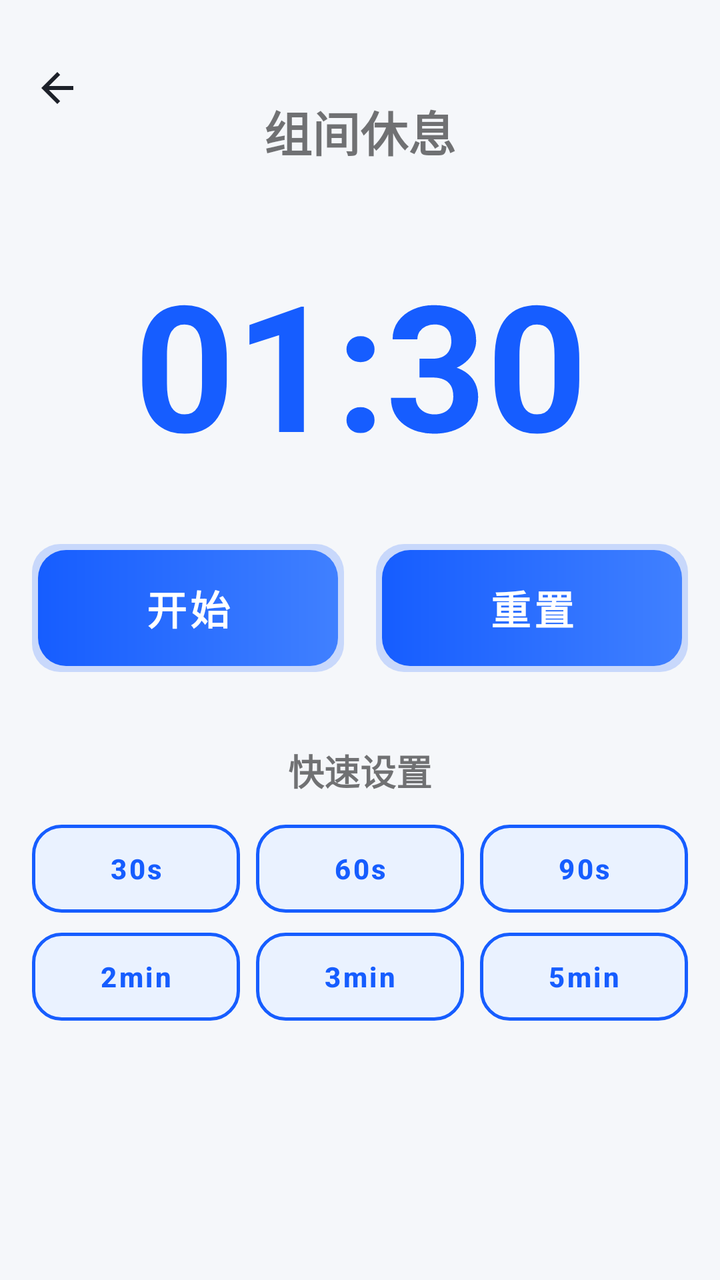
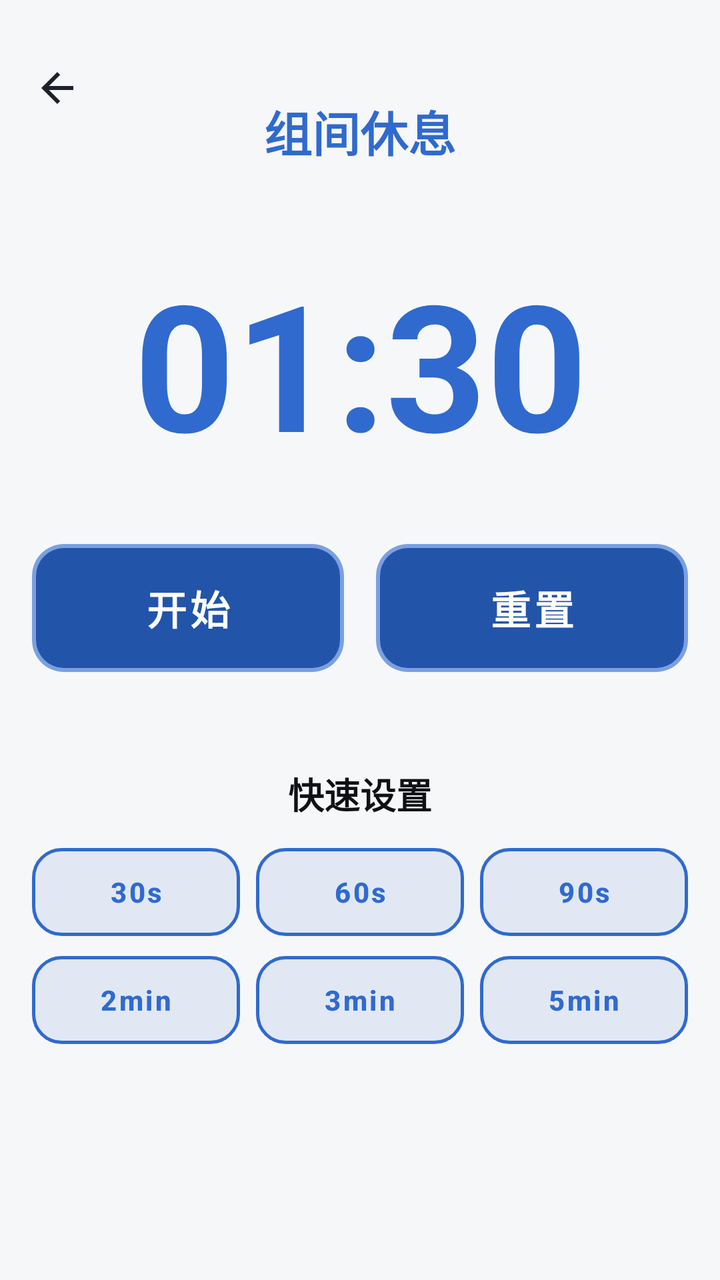

Screens rendered from an Android XML layout before and after an edit, with the pre-edit source and the edit as a unified diff.
<!-- AndroidManifest.xml: application theme Theme.BrawnCatalog -->
<!-- res/layout/activity_timer.xml -->
<?xml version="1.0" encoding="utf-8"?>
<androidx.constraintlayout.widget.ConstraintLayout
    xmlns:android="http://schemas.android.com/apk/res/android"
    xmlns:app="http://schemas.android.com/apk/res-auto"
    android:layout_width="match_parent"
    android:layout_height="match_parent"
    android:padding="16dp">

    <ImageButton
        android:id="@+id/buttonBack"
        android:layout_width="40dp"
        android:layout_height="40dp"
        android:layout_marginStart="-8dp"
        android:layout_marginTop="8dp"
        android:background="?attr/selectableItemBackgroundBorderless"
        android:contentDescription="返回"
        android:src="@drawable/ic_back_arrow"
        app:layout_constraintStart_toStartOf="parent"
        app:layout_constraintTop_toTopOf="parent" />

    <TextView
        android:id="@+id/textViewTimerTitle"
        android:layout_width="wrap_content"
        android:layout_height="wrap_content"
        android:layout_marginTop="32dp"
        android:text="组间休息"
        android:textSize="24sp"
        android:textStyle="bold"
        app:layout_constraintEnd_toEndOf="parent"
        app:layout_constraintStart_toStartOf="parent"
        app:layout_constraintTop_toTopOf="parent" />

    
    <TextView
        android:id="@+id/textViewTimer"
        android:layout_width="wrap_content"
        android:layout_height="wrap_content"
        android:layout_marginTop="40dp"
        android:gravity="center"
        android:maxLines="1"
        android:singleLine="true"
        android:text="01:30"
        android:textColor="@color/bc_primary"
        android:textSize="88sp"
        android:textStyle="bold"
        app:layout_constraintEnd_toEndOf="parent"
        app:layout_constraintStart_toStartOf="parent"
        app:layout_constraintTop_toBottomOf="@+id/textViewTimerTitle" />

    
    <LinearLayout
        android:id="@+id/layoutTimerButtons"
        android:layout_width="0dp"
        android:layout_height="wrap_content"
        android:layout_marginTop="32dp"
        android:gravity="center"
        android:orientation="horizontal"
        app:layout_constraintEnd_toEndOf="parent"
        app:layout_constraintStart_toStartOf="parent"
        app:layout_constraintTop_toBottomOf="@+id/textViewTimer">

        <com.google.android.material.button.MaterialButton
            android:id="@+id/buttonStartTimer"
            android:layout_width="0dp"
            android:layout_height="64dp"
            android:layout_marginEnd="16dp"
            android:layout_weight="1"
            android:text="开始"
            android:textSize="20sp"
            android:textStyle="bold" />

        <com.google.android.material.button.MaterialButton
            android:id="@+id/buttonResetTimer"
            android:layout_width="0dp"
            android:layout_height="64dp"
            android:layout_weight="1"
            android:text="重置"
            android:textSize="20sp"
            android:textStyle="bold" />

    </LinearLayout>

    <TextView
        android:id="@+id/textViewQuickSet"
        android:layout_width="wrap_content"
        android:layout_height="wrap_content"
        android:layout_marginTop="36dp"
        android:text="快速设置"
        android:textSize="18sp"
        android:textStyle="bold"
        app:layout_constraintEnd_toEndOf="parent"
        app:layout_constraintStart_toStartOf="parent"
        app:layout_constraintTop_toBottomOf="@+id/layoutTimerButtons" />

    
    <LinearLayout
        android:id="@+id/layoutQuickSet"
        android:layout_width="0dp"
        android:layout_height="wrap_content"
        android:layout_marginTop="14dp"
        android:gravity="center"
        android:orientation="horizontal"
        app:layout_constraintEnd_toEndOf="parent"
        app:layout_constraintStart_toStartOf="parent"
        app:layout_constraintTop_toBottomOf="@+id/textViewQuickSet">

        <com.google.android.material.button.MaterialButton
            android:id="@+id/buttonSet30s"
            android:layout_width="0dp"
            android:layout_height="44dp"
            android:layout_marginEnd="8dp"
            android:layout_weight="1"
            android:background="@drawable/bg_timer_quickset"
            android:insetTop="0dp"
            android:insetBottom="0dp"
            android:text="30s"
            android:textAllCaps="false"
            android:textColor="@color/bc_primary"
            android:textSize="14sp"
            android:textStyle="bold" />

        <com.google.android.material.button.MaterialButton
            android:id="@+id/buttonSet60s"
            android:layout_width="0dp"
            android:layout_height="44dp"
            android:layout_marginEnd="8dp"
            android:layout_weight="1"
            android:background="@drawable/bg_timer_quickset"
            android:insetTop="0dp"
            android:insetBottom="0dp"
            android:text="60s"
            android:textAllCaps="false"
            android:textColor="@color/bc_primary"
            android:textSize="14sp"
            android:textStyle="bold" />

        <com.google.android.material.button.MaterialButton
            android:id="@+id/buttonSet90s"
            android:layout_width="0dp"
            android:layout_height="44dp"
            android:layout_weight="1"
            android:background="@drawable/bg_timer_quickset"
            android:insetTop="0dp"
            android:insetBottom="0dp"
            android:text="90s"
            android:textAllCaps="false"
            android:textColor="@color/bc_primary"
            android:textSize="14sp"
            android:textStyle="bold" />

    </LinearLayout>

    
    <LinearLayout
        android:id="@+id/layoutQuickSet2"
        android:layout_width="0dp"
        android:layout_height="wrap_content"
        android:layout_marginTop="10dp"
        android:gravity="center"
        android:orientation="horizontal"
        app:layout_constraintEnd_toEndOf="parent"
        app:layout_constraintStart_toStartOf="parent"
        app:layout_constraintTop_toBottomOf="@+id/layoutQuickSet">

        <com.google.android.material.button.MaterialButton
            android:id="@+id/buttonSet2min"
            android:layout_width="0dp"
            android:layout_height="44dp"
            android:layout_marginEnd="8dp"
            android:layout_weight="1"
            android:background="@drawable/bg_timer_quickset"
            android:insetTop="0dp"
            android:insetBottom="0dp"
            android:text="2min"
            android:textAllCaps="false"
            android:textColor="@color/bc_primary"
            android:textSize="14sp"
            android:textStyle="bold" />

        <com.google.android.material.button.MaterialButton
            android:id="@+id/buttonSet3min"
            android:layout_width="0dp"
            android:layout_height="44dp"
            android:layout_marginEnd="8dp"
            android:layout_weight="1"
            android:background="@drawable/bg_timer_quickset"
            android:insetTop="0dp"
            android:insetBottom="0dp"
            android:text="3min"
            android:textAllCaps="false"
            android:textColor="@color/bc_primary"
            android:textSize="14sp"
            android:textStyle="bold" />

        <com.google.android.material.button.MaterialButton
            android:id="@+id/buttonSet5min"
            android:layout_width="0dp"
            android:layout_height="44dp"
            android:layout_weight="1"
            android:background="@drawable/bg_timer_quickset"
            android:insetTop="0dp"
            android:insetBottom="0dp"
            android:text="5min"
            android:textAllCaps="false"
            android:textColor="@color/bc_primary"
            android:textSize="14sp"
            android:textStyle="bold" />

    </LinearLayout>

</androidx.constraintlayout.widget.ConstraintLayout>
<!-- resources referenced by this layout -->
<resources>
  <color name="bc_primary">#FF165DFF</color>
  <!-- drawable bg_timer_quickset (drawable) -->
  <?xml version="1.0" encoding="utf-8"?>
  <shape xmlns:android="http://schemas.android.com/apk/res/android"
      android:shape="rectangle">
      <solid android:color="@color/bc_primary_pale" />
      <stroke
          android:width="1.5dp"
          android:color="@color/bc_primary" />
      <corners android:radius="14dp" />
  </shape>
  <style name="Theme.BrawnCatalog" parent="Theme.MaterialComponents.DayNight.NoActionBar">
          <item name="colorPrimary">@color/bc_primary</item>
          <item name="colorPrimaryVariant">@color/bc_primary_dark</item>
          <item name="colorOnPrimary">@color/bc_on_primary</item>
          <item name="colorSecondary">@color/bc_accent</item>
          <item name="colorSecondaryVariant">@color/bc_accent_dark</item>
          <item name="colorOnSecondary">@color/bc_on_accent</item>
  
          
          <item name="android:textColorPrimary">@color/bc_text_primary</item>
          <item name="android:textColorSecondary">@color/bc_text_secondary</item>
  
          
          <item name="android:windowBackground">@color/window_background</item>
          <item name="android:statusBarColor">@color/window_background</item>
          <item name="android:navigationBarColor">@color/window_background</item>
  
          
          <item name="materialCardViewStyle">@style/Widget.BrawnCatalog.Card</item>
  
          
          <item name="materialButtonStyle">@style/Widget.BrawnCatalog.Button.Primary</item>
  
          
          <item name="textInputStyle">@style/Widget.BrawnCatalog.TextInputLayout</item>
  
          
          <item name="alertDialogTheme">@style/ThemeOverlay.BrawnCatalog.Dialog.Alert</item>
          <item name="android:alertDialogTheme">@style/ThemeOverlay.BrawnCatalog.Dialog.Alert</item>
          <item name="materialAlertDialogTheme">@style/ThemeOverlay.BrawnCatalog.Dialog.Alert</item>
  
          
          <item name="android:activityOpenEnterAnimation">@anim/slide_in_right</item>
          <item name="android:activityOpenExitAnimation">@anim/slide_out_left</item>
          <item name="android:activityCloseEnterAnimation">@anim/slide_in_left</item>
          <item name="android:activityCloseExitAnimation">@anim/slide_out_right</item>
      </style>
  <color name="bc_primary_pale">#FFEAF2FF</color>
  <color name="bc_primary_dark">#FF0E42D2</color>
  <color name="bc_on_primary">#FFFFFFFF</color>
  <color name="bc_accent">#FFFF7043</color>
  <color name="bc_accent_dark">#FFE64A19</color>
  <color name="bc_on_accent">#FFFFFFFF</color>
  <color name="bc_text_primary">#FF1D2129</color>
  <color name="bc_text_secondary">#FF86909C</color>
  <color name="window_background">#FFF5F7FA</color>
  <style name="Widget.BrawnCatalog.Card" parent="Widget.MaterialComponents.CardView">
          <item name="cardBackgroundColor">@color/card_background</item>
          <item name="cardCornerRadius">16dp</item>
          <item name="cardElevation">4dp</item>
          <item name="strokeWidth">0dp</item>
      </style>
  <style name="Widget.BrawnCatalog.Button.Primary" parent="Widget.MaterialComponents.Button">
          <item name="android:background">@drawable/bg_button_primary</item>
          <item name="android:minHeight">48dp</item>
          <item name="android:textColor">@color/bc_on_primary</item>
          <item name="android:textSize">15sp</item>
          <item name="android:textStyle">bold</item>
          <item name="android:stateListAnimator">@animator/button_press_scale</item>
          <item name="rippleColor">#33FFFFFF</item>
          <item name="cornerRadius">14dp</item>
          <item name="backgroundTint">@null</item>
      </style>
  <style name="Widget.BrawnCatalog.TextInputLayout" parent="Widget.MaterialComponents.TextInputLayout.OutlinedBox">
          <item name="boxBackgroundColor">@color/bc_input_bg</item>
          <item name="boxStrokeWidth">1dp</item>
          <item name="boxStrokeWidthFocused">1dp</item>
          <item name="boxStrokeColor">@color/bc_input_stroke</item>
          <item name="boxCornerRadiusTopStart">12dp</item>
          <item name="boxCornerRadiusTopEnd">12dp</item>
          <item name="boxCornerRadiusBottomStart">12dp</item>
          <item name="boxCornerRadiusBottomEnd">12dp</item>
          <item name="hintTextColor">@color/bc_input_stroke</item>
      </style>
  <style name="ThemeOverlay.BrawnCatalog.Dialog.Alert" parent="ThemeOverlay.MaterialComponents.MaterialAlertDialog">
          <item name="android:windowBackground">@drawable/bg_dialog_alert</item>
          <item name="android:windowMinWidthMajor">85%</item>
          <item name="android:windowMinWidthMinor">85%</item>
          <item name="android:backgroundDimAmount">0.4</item>
          <item name="colorPrimary">@color/bc_primary</item>
          <item name="colorPrimaryVariant">@color/bc_primary_dark</item>
          <item name="colorOnPrimary">@color/bc_on_primary</item>
          <item name="colorAccent">@color/bc_primary</item>
          <item name="colorControlActivated">@color/bc_primary</item>
          <item name="android:textColorPrimary">@color/bc_text_primary</item>
          <item name="android:textColorSecondary">@color/bc_text_secondary</item>
          <item name="materialButtonStyle">@style/Widget.BrawnCatalog.Button.Primary</item>
      </style>
  <color name="card_background">#FFFFFFFF</color>
  <!-- drawable bg_button_primary (drawable) -->
  <?xml version="1.0" encoding="utf-8"?>
  <ripple xmlns:android="http://schemas.android.com/apk/res/android"
      android:color="#33FFFFFF">
  
      <item>
          <layer-list>
              
              <item>
                  <shape android:shape="rectangle">
                      <solid android:color="@color/bc_glow" />
                      <corners android:radius="14dp" />
                      <padding
                          android:bottom="3dp"
                          android:left="3dp"
                          android:right="3dp"
                          android:top="3dp" />
                  </shape>
              </item>
              
              <item>
                  <shape android:shape="rectangle">
                      <gradient
                          android:angle="0"
                          android:endColor="@color/bc_gradient_end"
                          android:startColor="@color/bc_gradient_start" />
                      <corners android:radius="14dp" />
                  </shape>
              </item>
          </layer-list>
      </item>
  </ripple>
  <color name="bc_input_bg">#FFFFFFFF</color>
  <!-- drawable bg_dialog_alert (drawable) -->
  <?xml version="1.0" encoding="utf-8"?>
  <shape xmlns:android="http://schemas.android.com/apk/res/android"
      android:shape="rectangle">
      <solid android:color="@color/card_background" />
      <corners android:radius="20dp" />
  </shape>
  <color name="bc_glow">#33165DFF</color>
  <color name="bc_gradient_end">#FF4080FF</color>
  <color name="bc_gradient_start">#FF165DFF</color>
  <!-- unchanged entries left out for length: 1 -->
</resources>

<!-- the commit's change to res/layout/activity_timer.xml (unified diff, before → after) -->
@@ -24,6 +24,7 @@
         android:layout_height="wrap_content"
         android:layout_marginTop="32dp"
         android:text="组间休息"
+        android:textColor="?attr/bcPrimary"
         android:textSize="24sp"
         android:textStyle="bold"
         app:layout_constraintEnd_toEndOf="parent"
@@ -40,7 +41,7 @@
         android:maxLines="1"
         android:singleLine="true"
         android:text="01:30"
-        android:textColor="@color/bc_primary"
+        android:textColor="?attr/bcPrimary"
         android:textSize="88sp"
         android:textStyle="bold"
         app:layout_constraintEnd_toEndOf="parent"
@@ -80,17 +81,31 @@
 
     </LinearLayout>
 
+    
+    <TextView
+        android:id="@+id/textViewTimerHint"
+        android:layout_width="wrap_content"
+        android:layout_height="wrap_content"
+        android:layout_marginTop="10dp"
+        android:text="计时在后台继续，可下拉通知栏查看"
+        android:textColor="?attr/bcTextSecondary"
+        android:textSize="12sp"
+        android:visibility="invisible"
+        app:layout_constraintEnd_toEndOf="parent"
+        app:layout_constraintStart_toStartOf="parent"
+        app:layout_constraintTop_toBottomOf="@+id/layoutTimerButtons" />
+
     <TextView
         android:id="@+id/textViewQuickSet"
         android:layout_width="wrap_content"
         android:layout_height="wrap_content"
-        android:layout_marginTop="36dp"
+        android:layout_marginTop="20dp"
         android:text="快速设置"
         android:textSize="18sp"
         android:textStyle="bold"
         app:layout_constraintEnd_toEndOf="parent"
         app:layout_constraintStart_toStartOf="parent"
-        app:layout_constraintTop_toBottomOf="@+id/layoutTimerButtons" />
+        app:layout_constraintTop_toBottomOf="@+id/textViewTimerHint" />
 
     
     <LinearLayout
@@ -115,7 +130,7 @@
             android:insetBottom="0dp"
             android:text="30s"
             android:textAllCaps="false"
-            android:textColor="@color/bc_primary"
+            android:textColor="?attr/bcPrimary"
             android:textSize="14sp"
             android:textStyle="bold" />
 
@@ -130,7 +145,7 @@
             android:insetBottom="0dp"
             android:text="60s"
             android:textAllCaps="false"
-            android:textColor="@color/bc_primary"
+            android:textColor="?attr/bcPrimary"
             android:textSize="14sp"
             android:textStyle="bold" />
 
@@ -144,7 +159,7 @@
             android:insetBottom="0dp"
             android:text="90s"
             android:textAllCaps="false"
-            android:textColor="@color/bc_primary"
+            android:textColor="?attr/bcPrimary"
             android:textSize="14sp"
             android:textStyle="bold" />
 
@@ -173,7 +188,7 @@
             android:insetBottom="0dp"
             android:text="2min"
             android:textAllCaps="false"
-            android:textColor="@color/bc_primary"
+            android:textColor="?attr/bcPrimary"
             android:textSize="14sp"
             android:textStyle="bold" />
 
@@ -188,7 +203,7 @@
             android:insetBottom="0dp"
             android:text="3min"
             android:textAllCaps="false"
-            android:textColor="@color/bc_primary"
+            android:textColor="?attr/bcPrimary"
             android:textSize="14sp"
             android:textStyle="bold" />
 
@@ -202,10 +217,63 @@
             android:insetBottom="0dp"
             android:text="5min"
             android:textAllCaps="false"
-            android:textColor="@color/bc_primary"
-            android:textSize="14sp"
-            android:textStyle="bold" />
-
+            android:textColor="?attr/bcPrimary"
+            android:textSize="14sp"
+            android:textStyle="bold" />
+
+    </LinearLayout>
+
+    
+    <LinearLayout
+        android:id="@+id/layoutBatteryHint"
+        android:layout_width="0dp"
+        android:layout_height="wrap_content"
+        android:layout_marginTop="20dp"
+        android:background="?attr/bcPrimaryPale"
+        android:orientation="vertical"
+        android:padding="12dp"
+        android:visibility="gone"
+        app:layout_constraintEnd_toEndOf="parent"
+        app:layout_constraintStart_toStartOf="parent"
+        app:layout_constraintTop_toBottomOf="@+id/layoutQuickSet2">
+
+        <TextView
+            android:layout_width="match_parent"
+            android:layout_height="wrap_content"
+            android:text="训练时手机常常锁屏，系统可能会清理后台进程，导致倒计时中断或收不到提醒。"
+            android:textColor="?attr/bcTextPrimary"
+            android:textSize="13sp" />
+
+        <LinearLayout
+            android:layout_width="match_parent"
+            android:layout_height="wrap_content"
+            android:layout_marginTop="6dp"
+            android:gravity="end"
+            android:orientation="horizontal">
+
+            <com.google.android.material.button.MaterialButton
+                android:id="@+id/buttonBatteryDismiss"
+                style="@style/Widget.MaterialComponents.Button.TextButton"
+                android:layout_width="wrap_content"
+                android:layout_height="wrap_content"
+                android:minHeight="40dp"
+                android:text="知道了"
+                android:textAllCaps="false"
+                android:textColor="?attr/bcTextSecondary"
+                android:textSize="13sp" />
+
+            <com.google.android.material.button.MaterialButton
+                android:id="@+id/buttonBatterySettings"
+                style="@style/Widget.MaterialComponents.Button.TextButton"
+                android:layout_width="wrap_content"
+                android:layout_height="wrap_content"
+                android:layout_marginStart="4dp"
+                android:minHeight="40dp"
+                android:text="去设置"
+                android:textAllCaps="false"
+                android:textColor="?attr/bcPrimary"
+                android:textSize="13sp" />
+        </LinearLayout>
     </LinearLayout>
 
 </androidx.constraintlayout.widget.ConstraintLayout>
<!-- resource entries referenced after the edit -->
@@ -1,64 +1,104 @@
 <!-- resources referenced by this layout -->
 <resources>
-  <color name="bc_primary">#FF165DFF</color>
   <!-- drawable bg_timer_quickset (drawable) -->
   <?xml version="1.0" encoding="utf-8"?>
   <shape xmlns:android="http://schemas.android.com/apk/res/android"
       android:shape="rectangle">
-      <solid android:color="@color/bc_primary_pale" />
+      <solid android:color="?attr/bcPrimaryPale" />
       <stroke
           android:width="1.5dp"
-          android:color="@color/bc_primary" />
+          android:color="?attr/bcPrimary" />
       <corners android:radius="14dp" />
   </shape>
-  <style name="Theme.BrawnCatalog" parent="Theme.MaterialComponents.DayNight.NoActionBar">
-          <item name="colorPrimary">@color/bc_primary</item>
-          <item name="colorPrimaryVariant">@color/bc_primary_dark</item>
-          <item name="colorOnPrimary">@color/bc_on_primary</item>
-          <item name="colorSecondary">@color/bc_accent</item>
-          <item name="colorSecondaryVariant">@color/bc_accent_dark</item>
-          <item name="colorOnSecondary">@color/bc_on_accent</item>
+  <style name="Theme.BrawnCatalog" parent="Theme.MaterialComponents.NoActionBar">
+          <item name="colorPrimary">@color/th_blue_primary</item>
+          <item name="colorPrimaryVariant">@color/th_blue_primary_dark</item>
+          <item name="colorOnPrimary">@color/th_blue_on_primary</item>
+          <item name="colorSecondary">@color/th_blue_accent</item>
+          <item name="colorSecondaryVariant">@color/th_blue_accent_dark</item>
+          <item name="colorOnSecondary">@color/th_blue_on_accent</item>
+          <item name="android:textColorPrimary">@color/th_blue_text_primary</item>
+          <item name="android:textColorSecondary">@color/th_blue_text_secondary</item>
+          <item name="bcPrimary">@color/th_blue_primary</item>
+          <item name="bcPrimaryDark">@color/th_blue_primary_dark</item>
+          <item name="bcPrimaryLight">@color/th_blue_primary_light</item>
+          <item name="bcPrimaryPale">@color/th_blue_primary_pale</item>
+          <item name="bcOnPrimary">@color/th_blue_on_primary</item>
+          <item name="bcAccent">@color/th_blue_accent</item>
+          <item name="bcAccentDark">@color/th_blue_accent_dark</item>
+          <item name="bcOnAccent">@color/th_blue_on_accent</item>
+          <item name="bcWindowBg">@color/th_blue_window_bg</item>
+          <item name="bcCardBg">@color/th_blue_card_bg</item>
+          <item name="bcHeaderBg">@color/th_blue_header_bg</item>
+          <item name="bcHomePageBg">@color/th_blue_home_page_bg</item>
+          <item name="bcTextPrimary">@color/th_blue_text_primary</item>
+          <item name="bcTextSecondary">@color/th_blue_text_secondary</item>
+          <item name="bcTextDisabled">@color/th_blue_text_disabled</item>
+          <item name="bcBorder">@color/th_blue_border</item>
+          <item name="bcBorderFocus">@color/th_blue_border_focus</item>
+          <item name="bcInputBg">@color/th_blue_input_bg</item>
+          <item name="bcInputStroke">@color/th_blue_input_stroke</item>
+          <item name="bcGradientStart">@color/th_blue_gradient_start</item>
+          <item name="bcGradientEnd">@color/th_blue_gradient_end</item>
+          <item name="bcGlow">@color/th_blue_glow</item>
+          <item name="bcRipple">@color/th_blue_ripple</item>
   
           
-          <item name="android:textColorPrimary">@color/bc_text_primary</item>
-          <item name="android:textColorSecondary">@color/bc_text_secondary</item>
+          <item name="bcStatusOk">@color/bc_status_ok</item>
+          <item name="bcStatusWarn">@color/bc_status_warn</item>
+          <item name="bcStatusLow">@color/bc_status_low</item>
   
           
-          <item name="android:windowBackground">@color/window_background</item>
-          <item name="android:statusBarColor">@color/window_background</item>
-          <item name="android:navigationBarColor">@color/window_background</item>
-  
-          
+          <item name="android:textColor">?attr/bcTextPrimary</item>
+          <item name="android:textColorHint">?attr/bcInputStroke</item>
+          <item name="colorSurface">?attr/bcCardBg</item>
+          <item name="colorSurfaceVariant">?attr/bcCardBg</item>
+          <item name="colorOnSurface">?attr/bcTextPrimary</item>
+          <item name="colorOnSurfaceVariant">?attr/bcTextSecondary</item>
+          <item name="colorOnBackground">?attr/bcTextPrimary</item>
+          <item name="android:windowBackground">@color/th_blue_window_bg</item>
+          <item name="android:statusBarColor">@color/th_blue_header_bg</item>
+          <item name="android:navigationBarColor">@color/th_blue_window_bg</item>
+          <item name="android:windowLightStatusBar">true</item>
           <item name="materialCardViewStyle">@style/Widget.BrawnCatalog.Card</item>
-  
-          
           <item name="materialButtonStyle">@style/Widget.BrawnCatalog.Button.Primary</item>
-  
-          
           <item name="textInputStyle">@style/Widget.BrawnCatalog.TextInputLayout</item>
-  
-          
           <item name="alertDialogTheme">@style/ThemeOverlay.BrawnCatalog.Dialog.Alert</item>
           <item name="android:alertDialogTheme">@style/ThemeOverlay.BrawnCatalog.Dialog.Alert</item>
           <item name="materialAlertDialogTheme">@style/ThemeOverlay.BrawnCatalog.Dialog.Alert</item>
-  
-          
           <item name="android:activityOpenEnterAnimation">@anim/slide_in_right</item>
           <item name="android:activityOpenExitAnimation">@anim/slide_out_left</item>
           <item name="android:activityCloseEnterAnimation">@anim/slide_in_left</item>
           <item name="android:activityCloseExitAnimation">@anim/slide_out_right</item>
       </style>
-  <color name="bc_primary_pale">#FFEAF2FF</color>
-  <color name="bc_primary_dark">#FF0E42D2</color>
-  <color name="bc_on_primary">#FFFFFFFF</color>
-  <color name="bc_accent">#FFFF7043</color>
-  <color name="bc_accent_dark">#FFE64A19</color>
-  <color name="bc_on_accent">#FFFFFFFF</color>
-  <color name="bc_text_primary">#FF1D2129</color>
-  <color name="bc_text_secondary">#FF86909C</color>
-  <color name="window_background">#FFF5F7FA</color>
+  <color name="th_blue_primary">#306ACF</color>
+  <color name="th_blue_primary_dark">#2254AA</color>
+  <color name="th_blue_on_primary">#FFFFFF</color>
+  <color name="th_blue_accent">#5845D3</color>
+  <color name="th_blue_accent_dark">#3F2CBA</color>
+  <color name="th_blue_on_accent">#FFFFFF</color>
+  <color name="th_blue_text_primary">#0F1115</color>
+  <color name="th_blue_text_secondary">#425C8A</color>
+  <color name="th_blue_primary_light">#7BA0E0</color>
+  <color name="th_blue_primary_pale">#E1E8F4</color>
+  <color name="th_blue_window_bg">#F6F7F9</color>
+  <color name="th_blue_card_bg">#E7EBF4</color>
+  <color name="th_blue_header_bg">#CBD7EB</color>
+  <color name="th_blue_home_page_bg">#F4F6F8</color>
+  <color name="th_blue_text_disabled">#9AA0A6</color>
+  <color name="th_blue_border">#D7DEEA</color>
+  <color name="th_blue_border_focus">#306ACF</color>
+  <color name="th_blue_input_bg">#FFFFFF</color>
+  <color name="th_blue_input_stroke">#C1C9D7</color>
+  <color name="th_blue_gradient_start">#306ACF</color>
+  <color name="th_blue_gradient_end">#7BA0E0</color>
+  <color name="th_blue_glow">#40306ACF</color>
+  <color name="th_blue_ripple">#33306ACF</color>
+  <color name="bc_status_ok">#FF2F9E6B</color>
+  <color name="bc_status_warn">#FFC8811F</color>
+  <color name="bc_status_low">#FFD0473F</color>
   <style name="Widget.BrawnCatalog.Card" parent="Widget.MaterialComponents.CardView">
-          <item name="cardBackgroundColor">@color/card_background</item>
+          <item name="cardBackgroundColor">?attr/bcCardBg</item>
           <item name="cardCornerRadius">16dp</item>
           <item name="cardElevation">4dp</item>
           <item name="strokeWidth">0dp</item>
@@ -66,7 +106,7 @@
   <style name="Widget.BrawnCatalog.Button.Primary" parent="Widget.MaterialComponents.Button">
           <item name="android:background">@drawable/bg_button_primary</item>
           <item name="android:minHeight">48dp</item>
-          <item name="android:textColor">@color/bc_on_primary</item>
+          <item name="android:textColor">?attr/bcOnPrimary</item>
           <item name="android:textSize">15sp</item>
           <item name="android:textStyle">bold</item>
           <item name="android:stateListAnimator">@animator/button_press_scale</item>
@@ -75,31 +115,33 @@
           <item name="backgroundTint">@null</item>
       </style>
   <style name="Widget.BrawnCatalog.TextInputLayout" parent="Widget.MaterialComponents.TextInputLayout.OutlinedBox">
-          <item name="boxBackgroundColor">@color/bc_input_bg</item>
+          <item name="boxBackgroundColor">?attr/bcInputBg</item>
           <item name="boxStrokeWidth">1dp</item>
           <item name="boxStrokeWidthFocused">1dp</item>
-          <item name="boxStrokeColor">@color/bc_input_stroke</item>
+          <item name="boxStrokeColor">?attr/bcInputStroke</item>
           <item name="boxCornerRadiusTopStart">12dp</item>
           <item name="boxCornerRadiusTopEnd">12dp</item>
           <item name="boxCornerRadiusBottomStart">12dp</item>
           <item name="boxCornerRadiusBottomEnd">12dp</item>
-          <item name="hintTextColor">@color/bc_input_stroke</item>
+          <item name="hintTextColor">?attr/bcInputStroke</item>
       </style>
   <style name="ThemeOverlay.BrawnCatalog.Dialog.Alert" parent="ThemeOverlay.MaterialComponents.MaterialAlertDialog">
           <item name="android:windowBackground">@drawable/bg_dialog_alert</item>
           <item name="android:windowMinWidthMajor">85%</item>
           <item name="android:windowMinWidthMinor">85%</item>
           <item name="android:backgroundDimAmount">0.4</item>
-          <item name="colorPrimary">@color/bc_primary</item>
-          <item name="colorPrimaryVariant">@color/bc_primary_dark</item>
-          <item name="colorOnPrimary">@color/bc_on_primary</item>
-          <item name="colorAccent">@color/bc_primary</item>
-          <item name="colorControlActivated">@color/bc_primary</item>
-          <item name="android:textColorPrimary">@color/bc_text_primary</item>
-          <item name="android:textColorSecondary">@color/bc_text_secondary</item>
+          <item name="colorPrimary">?attr/bcPrimary</item>
+          <item name="colorPrimaryVariant">?attr/bcPrimaryDark</item>
+          <item name="colorOnPrimary">?attr/bcOnPrimary</item>
+          <item name="colorAccent">?attr/bcPrimary</item>
+          <item name="colorControlActivated">?attr/bcPrimary</item>
+          <item name="android:textColorPrimary">?attr/bcTextPrimary</item>
+          <item name="android:textColorSecondary">?attr/bcTextSecondary</item>
+          
+          <item name="android:textColor">?attr/bcTextPrimary</item>
+          <item name="android:textColorAlertDialogListItem">?attr/bcTextPrimary</item>
           <item name="materialButtonStyle">@style/Widget.BrawnCatalog.Button.Primary</item>
       </style>
-  <color name="card_background">#FFFFFFFF</color>
   <!-- drawable bg_button_primary (drawable) -->
   <?xml version="1.0" encoding="utf-8"?>
   <ripple xmlns:android="http://schemas.android.com/apk/res/android"
@@ -110,39 +152,32 @@
               
               <item>
                   <shape android:shape="rectangle">
-                      <solid android:color="@color/bc_glow" />
-                      <corners android:radius="14dp" />
+                      <solid android:color="?attr/bcPrimaryLight" />
+                      <corners android:radius="16dp" />
                       <padding
-                          android:bottom="3dp"
-                          android:left="3dp"
-                          android:right="3dp"
-                          android:top="3dp" />
+                          android:bottom="2dp"
+                          android:left="2dp"
+                          android:right="2dp"
+                          android:top="2dp" />
                   </shape>
               </item>
               
               <item>
                   <shape android:shape="rectangle">
-                      <gradient
-                          android:angle="0"
-                          android:endColor="@color/bc_gradient_end"
-                          android:startColor="@color/bc_gradient_start" />
+                      <solid android:color="?attr/bcPrimaryDark" />
                       <corners android:radius="14dp" />
                   </shape>
               </item>
           </layer-list>
       </item>
   </ripple>
-  <color name="bc_input_bg">#FFFFFFFF</color>
   <!-- drawable bg_dialog_alert (drawable) -->
   <?xml version="1.0" encoding="utf-8"?>
   <shape xmlns:android="http://schemas.android.com/apk/res/android"
       android:shape="rectangle">
-      <solid android:color="@color/card_background" />
+      <solid android:color="?attr/bcCardBg" />
       <corners android:radius="20dp" />
   </shape>
-  <color name="bc_glow">#33165DFF</color>
-  <color name="bc_gradient_end">#FF4080FF</color>
-  <color name="bc_gradient_start">#FF165DFF</color>
   <!-- unchanged entries left out for length: 1 -->
 </resources>
 
